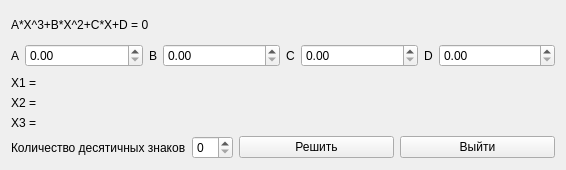
The window that formcubicequation.ui (igorternyuk/TeScientificCalculator) describes before a commit, drawn with Qt 5.
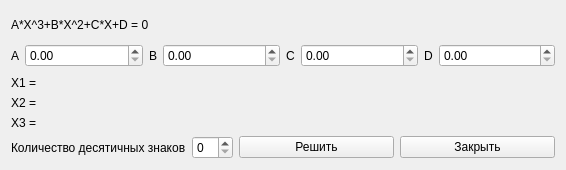
The same window after the commit.

Patch:
```diff
--- a/formcubicequation.ui
+++ b/formcubicequation.ui
@@ -156,7 +156,7 @@
          <item row="0" column="2">
           <widget class="QPushButton" name="pushButtonExit">
            <property name="text">
-            <string>Выйти</string>
+            <string>Закрыть</string>
            </property>
           </widget>
          </item>
```
